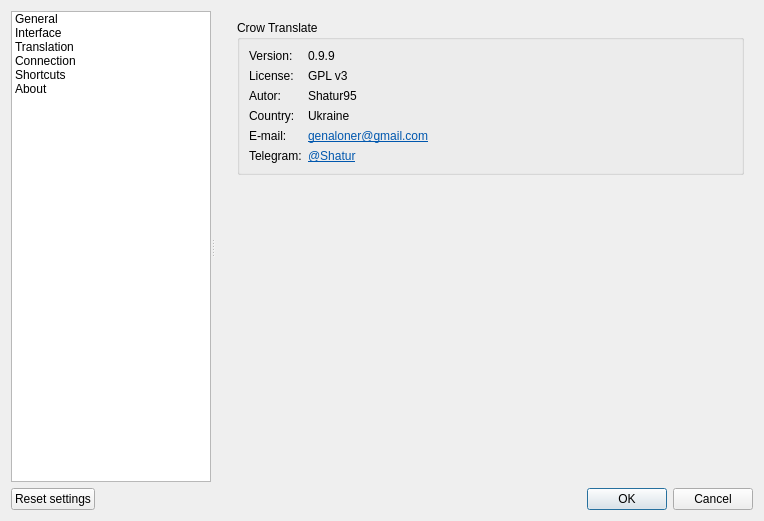
crow-translate/crow-translate, file src/settingsdialog.ui: the form before one commit.
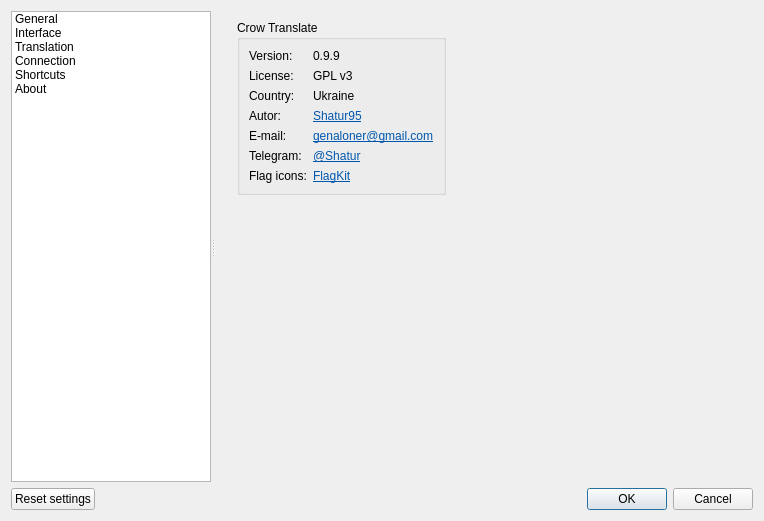
The form after the commit. The open tabs and pages were chosen to show the change. Icons and pictures are not drawn.

Commit message: Add information about icons to the about page

Diff of the .ui file:
```diff
--- a/src/settingsdialog.ui
+++ b/src/settingsdialog.ui
@@ -1160,7 +1160,14 @@
              <string notr="true">Crow Translate</string>
             </property>
             <layout class="QGridLayout" name="aboutBoxLayout">
-             <item row="6" column="1">
+             <item row="0" column="0">
+              <widget class="QLabel" name="versionTitleLabel">
+               <property name="text">
+                <string>Version:</string>
+               </property>
+              </widget>
+             </item>
+             <item row="8" column="1">
               <widget class="QLabel" name="mailLabel">
                <property name="text">
                 <string notr="true">&lt;html&gt;&lt;head/&gt;&lt;body&gt;&lt;p&gt;&lt;a href=&quot;mailto:sledgehammer999@qbittorrent.org&quot;&gt;&lt;span style=&quot; text-decoration: underline; color:#0057ae;&quot;&gt;genaloner@gmail.com&lt;/span&gt;&lt;/a&gt;&lt;/p&gt;&lt;/body&gt;&lt;/html&gt;</string>
@@ -1173,21 +1180,14 @@
                </property>
               </widget>
              </item>
-             <item row="6" column="0">
+             <item row="8" column="0">
               <widget class="QLabel" name="mailTitleLabel">
                <property name="text">
                 <string notr="true">E-mail:</string>
                </property>
               </widget>
              </item>
-             <item row="4" column="1">
-              <widget class="QLabel" name="autorLabel">
-               <property name="text">
-                <string notr="true">Shatur95</string>
-               </property>
-              </widget>
-             </item>
-             <item row="8" column="1">
+             <item row="10" column="1">
               <widget class="QLabel" name="telegramLabel">
                <property name="text">
                 <string notr="true">&lt;html&gt;&lt;head/&gt;&lt;body&gt;&lt;p&gt;&lt;a href=&quot;https://t.me/Shatur&quot;&gt;&lt;span style=&quot; text-decoration: underline; color:#0057ae;&quot;&gt;@Shatur&lt;/span&gt;&lt;/a&gt;&lt;/p&gt;&lt;/body&gt;&lt;/html&gt;</string>
@@ -1200,14 +1200,7 @@
                </property>
               </widget>
              </item>
-             <item row="0" column="0">
-              <widget class="QLabel" name="versionTitleLabel">
-               <property name="text">
-                <string>Version:</string>
-               </property>
-              </widget>
-             </item>
-             <item row="8" column="0">
+             <item row="10" column="0">
               <widget class="QLabel" name="telegramTitleLabel">
                <property name="text">
                 <string notr="true">Telegram:</string>
@@ -1249,29 +1242,62 @@
                </property>
               </widget>
              </item>
-             <item row="4" column="0">
+             <item row="11" column="0">
+              <widget class="QLabel" name="flagIconsTitleLabel">
+               <property name="text">
+                <string>Flag icons:</string>
+               </property>
+              </widget>
+             </item>
+             <item row="11" column="1">
+              <widget class="QLabel" name="flagIconsLabel">
+               <property name="text">
+                <string notr="true">&lt;html&gt;&lt;head/&gt;&lt;body&gt;&lt;p&gt;&lt;a href=&quot;https://github.com/madebybowtie/FlagKit&quot;&gt;&lt;span style=&quot; text-decoration: underline; color:#0057ae;&quot;&gt;FlagKit&lt;/span&gt;&lt;/a&gt;&lt;/p&gt;&lt;/body&gt;&lt;/html&gt;</string>
+               </property>
+               <property name="openExternalLinks">
+                <bool>true</bool>
+               </property>
+               <property name="textInteractionFlags">
+                <set>Qt::LinksAccessibleByMouse|Qt::TextSelectableByMouse</set>
+               </property>
+              </widget>
+             </item>
+             <item row="6" column="1">
+              <widget class="QLabel" name="autorLabel">
+               <property name="text">
+                <string notr="true">&lt;html&gt;&lt;head/&gt;&lt;body&gt;&lt;p&gt;&lt;a href=&quot;https://github.com/Shatur95&quot;&gt;&lt;span style=&quot; text-decoration: underline; color:#0057ae;&quot;&gt;Shatur95&lt;/span&gt;&lt;/a&gt;&lt;/p&gt;&lt;/body&gt;&lt;/html&gt;</string>
+               </property>
+               <property name="openExternalLinks">
+                <bool>true</bool>
+               </property>
+               <property name="textInteractionFlags">
+                <set>Qt::LinksAccessibleByMouse|Qt::TextSelectableByMouse</set>
+               </property>
+              </widget>
+             </item>
+             <item row="6" column="0">
               <widget class="QLabel" name="autorTitleLabel">
                <property name="text">
                 <string>Autor:</string>
                </property>
               </widget>
              </item>
-             <item row="6" column="2">
-              <spacer name="mailSpacer">
-               <property name="orientation">
-                <enum>Qt::Horizontal</enum>
-               </property>
-               <property name="sizeHint" stdset="0">
-                <size>
-                 <width>0</width>
-                 <height>0</height>
-                </size>
-               </property>
-              </spacer>
-             </item>
             </layout>
            </widget>
           </item>
+          <item>
+           <spacer name="aboutBoxSpacer">
+            <property name="orientation">
+             <enum>Qt::Horizontal</enum>
+            </property>
+            <property name="sizeHint" stdset="0">
+             <size>
+              <width>0</width>
+              <height>0</height>
+             </size>
+            </property>
+           </spacer>
+          </item>
          </layout>
         </item>
         <item>
```
Left out of the diff: 5 changed lines with no effect on the pictures. The commit also changes 3 other files.
